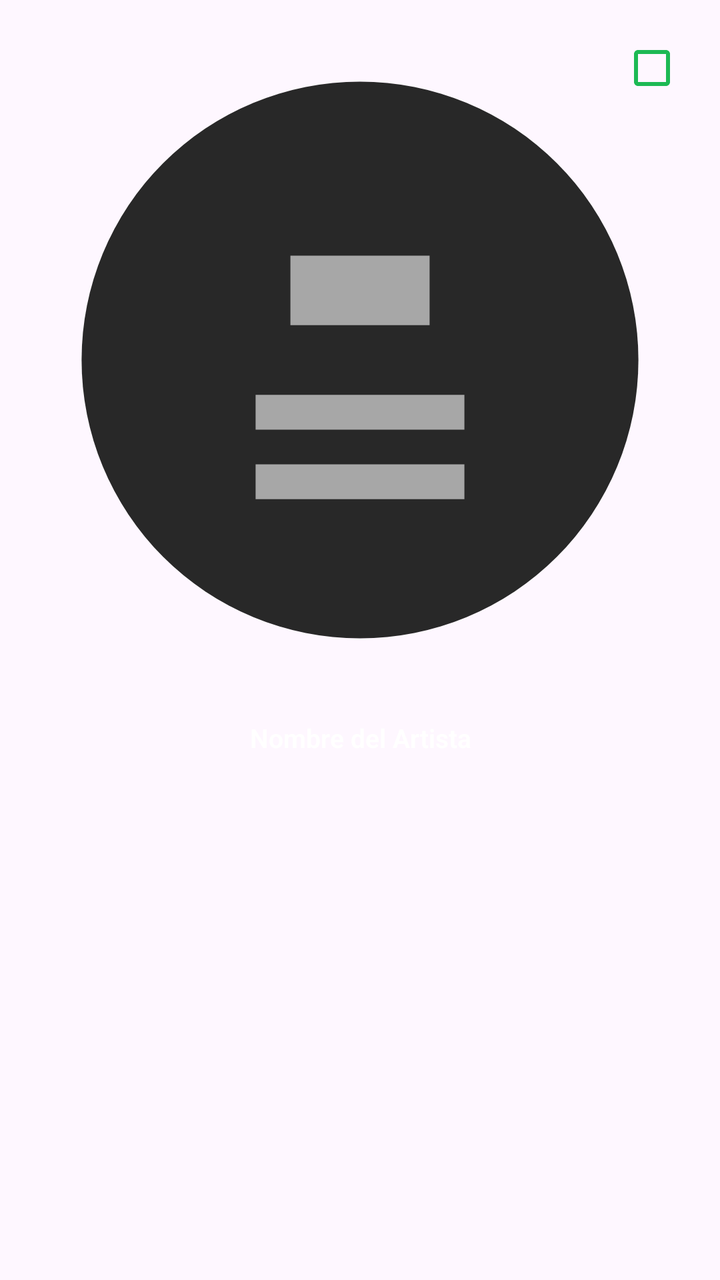
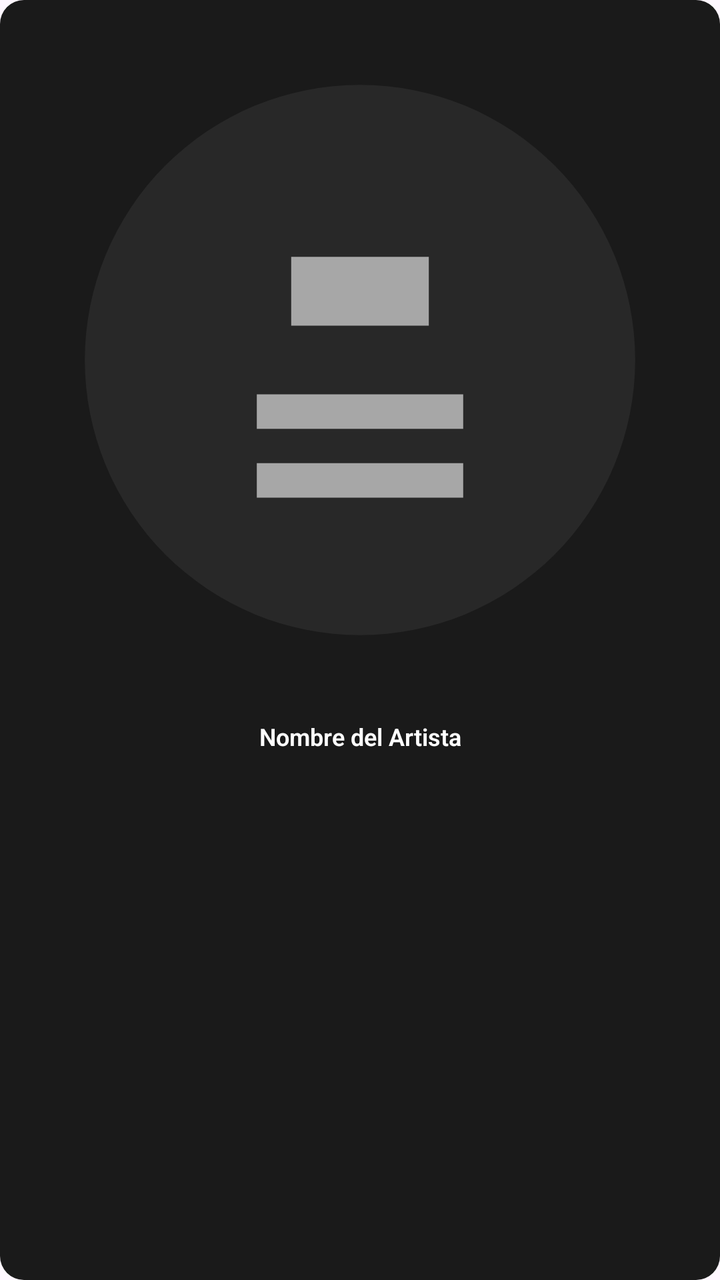

Two renders of the same Android screen: before a commit and after it. Below are the layout's source before the change and the commit's diff.
<!-- AndroidManifest.xml: application theme Theme.Localfly -->
<!-- res/layout/item_artist_selection.xml -->
<?xml version="1.0" encoding="utf-8"?>
<androidx.constraintlayout.widget.ConstraintLayout xmlns:android="http://schemas.android.com/apk/res/android"
    xmlns:app="http://schemas.android.com/apk/res-auto"
    android:layout_width="match_parent"
    android:layout_height="wrap_content"
    android:padding="6dp"
    android:background="?attr/selectableItemBackground">

    <com.google.android.material.imageview.ShapeableImageView
        android:id="@+id/ivArtistCoverSelect"
        android:layout_width="0dp"
        android:layout_height="0dp"
        android:scaleType="centerCrop"
        android:src="@drawable/ic_music_placeholder"
        app:layout_constraintDimensionRatio="1:1"
        app:layout_constraintEnd_toEndOf="parent"
        app:layout_constraintStart_toStartOf="parent"
        app:layout_constraintTop_toTopOf="parent"
        app:shapeAppearanceOverlay="@style/CircleImage" />

    
    <CheckBox
        android:id="@+id/cbArtistSelect"
        android:layout_width="wrap_content"
        android:layout_height="wrap_content"
        android:layout_margin="4dp"
        android:buttonTint="#1DB954"
        app:layout_constraintEnd_toEndOf="parent"
        app:layout_constraintTop_toTopOf="parent" />

    
    <TextView
        android:id="@+id/tvArtistNameSelect"
        android:layout_width="0dp"
        android:layout_height="wrap_content"
        android:layout_marginTop="6dp"
        android:ellipsize="end"
        android:gravity="center"
        android:maxLines="2"
        android:text="Nombre del Artista"
        android:textColor="#FFFFFF"
        android:textSize="13sp"
        android:textStyle="bold"
        app:layout_constraintEnd_toEndOf="parent"
        app:layout_constraintStart_toStartOf="parent"
        app:layout_constraintTop_toBottomOf="@id/ivArtistCoverSelect" />

</androidx.constraintlayout.widget.ConstraintLayout>
<!-- resources referenced by this layout -->
<resources>
  <!-- drawable ic_music_placeholder (drawable) -->
  <vector xmlns:android="http://schemas.android.com/apk/res/android"
      android:width="100dp"
      android:height="100dp"
      android:viewportWidth="100"
      android:viewportHeight="100">
      <path
          android:fillColor="#282828"
          android:pathData="M50,50m-40,0a40,40 0,1 1,80 0a40,40 0,1 1,-80 0" />
      <path
          android:fillColor="#A7A7A7"
          android:pathData="M40,35h20v10h-20z M35,55h30v5h-30z M35,65h30v5h-30z" />
  </vector>
  <style name="CircleImage" parent="">
          <item name="cornerFamily">rounded</item>
          <item name="cornerSize">50%</item>
      </style>
  <style name="Theme.Localfly" parent="Base.Theme.Localfly" />
  <style name="Base.Theme.Localfly" parent="Theme.Material3.DayNight.NoActionBar">
          
          <item name="android:fontFamily">sans-serif-light</item>
          <item name="fontFamily">sans-serif-light</item>
      </style>
</resources>

<!-- the commit's change to res/layout/item_artist_selection.xml (unified diff, before → after) -->
@@ -1,10 +1,12 @@
 <?xml version="1.0" encoding="utf-8"?>
 <androidx.constraintlayout.widget.ConstraintLayout xmlns:android="http://schemas.android.com/apk/res/android"
     xmlns:app="http://schemas.android.com/apk/res-auto"
+    android:id="@+id/rootArtistItem"
     android:layout_width="match_parent"
     android:layout_height="wrap_content"
-    android:padding="6dp"
-    android:background="?attr/selectableItemBackground">
+    android:padding="8dp"
+    android:layout_margin="2dp"
+    android:background="@drawable/bg_artist_item_selection">
 
     <com.google.android.material.imageview.ShapeableImageView
         android:id="@+id/ivArtistCoverSelect"
@@ -16,30 +18,31 @@
         app:layout_constraintEnd_toEndOf="parent"
         app:layout_constraintStart_toStartOf="parent"
         app:layout_constraintTop_toTopOf="parent"
-        app:shapeAppearanceOverlay="@style/CircleImage" />
+        app:shapeAppearanceOverlay="@style/CircleImage"
+        app:strokeColor="#FFFFFF"
+        app:strokeWidth="0dp" />
 
-    
     <CheckBox
         android:id="@+id/cbArtistSelect"
         android:layout_width="wrap_content"
         android:layout_height="wrap_content"
         android:layout_margin="4dp"
         android:buttonTint="#1DB954"
+        android:visibility="gone"
         app:layout_constraintEnd_toEndOf="parent"
         app:layout_constraintTop_toTopOf="parent" />
 
-    
     <TextView
         android:id="@+id/tvArtistNameSelect"
         android:layout_width="0dp"
         android:layout_height="wrap_content"
-        android:layout_marginTop="6dp"
+        android:layout_marginTop="8dp"
         android:ellipsize="end"
         android:gravity="center"
         android:maxLines="2"
         android:text="Nombre del Artista"
         android:textColor="#FFFFFF"
-        android:textSize="13sp"
+        android:textSize="12sp"
         android:textStyle="bold"
         app:layout_constraintEnd_toEndOf="parent"
         app:layout_constraintStart_toStartOf="parent"
<!-- resource entries referenced after the edit -->
@@ -1,5 +1,22 @@
 <!-- resources referenced by this layout -->
 <resources>
+  <!-- drawable bg_artist_item_selection (drawable) -->
+  <?xml version="1.0" encoding="utf-8"?>
+  <selector xmlns:android="http://schemas.android.com/apk/res/android">
+      <item android:state_selected="true">
+          <shape android:shape="rectangle">
+              <solid android:color="#2A5A35" /> 
+              <corners android:radius="12dp" />
+              <stroke android:width="2dp" android:color="#1DB954" />
+          </shape>
+      </item>
+      <item>
+          <shape android:shape="rectangle">
+              <solid android:color="#1A1A1A" /> 
+              <corners android:radius="12dp" />
+          </shape>
+      </item>
+  </selector>
   <!-- drawable ic_music_placeholder (drawable) -->
   <vector xmlns:android="http://schemas.android.com/apk/res/android"
       android:width="100dp"
